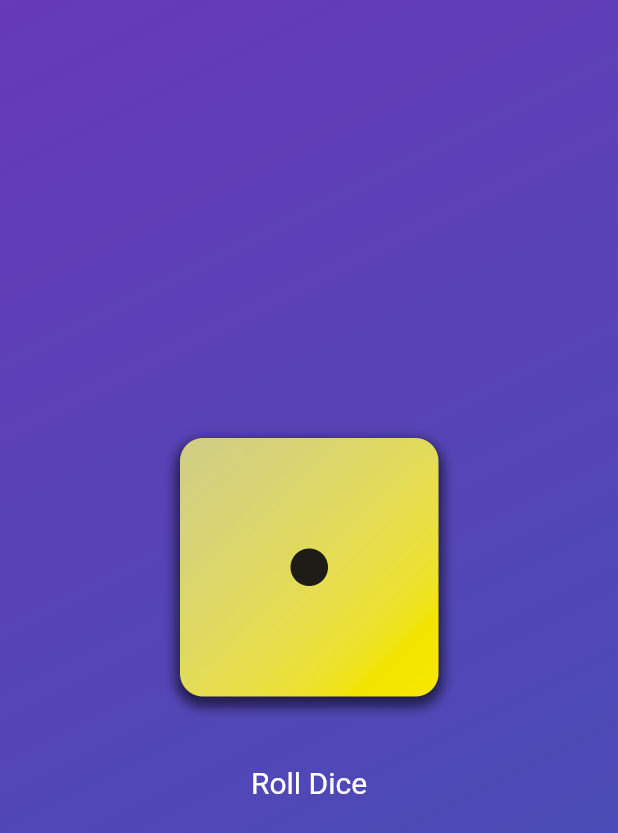
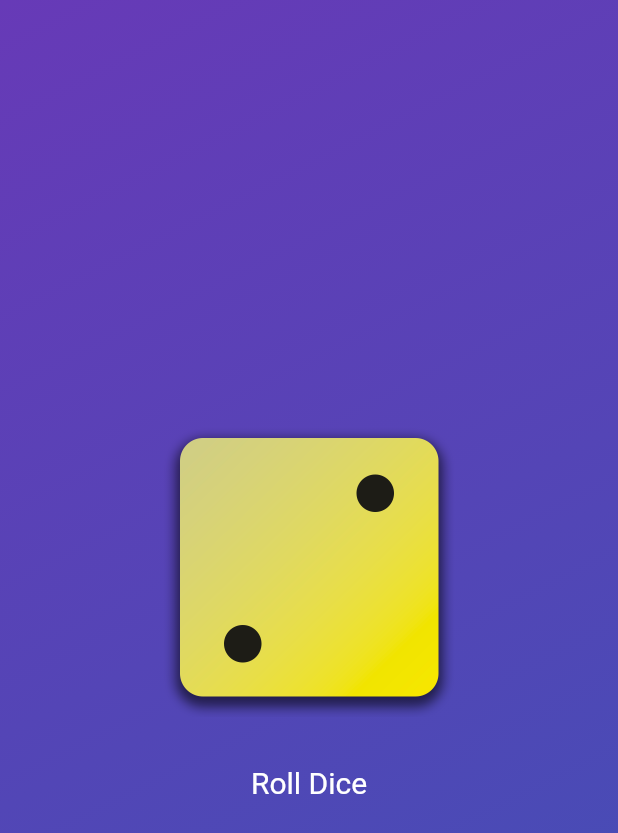
Before and after one commit to Louis-Gil/playground, a Flutter app: the screen it shows after launch, after a tap on "Roll Dice", on a phone screen of 412 x 824 dp. Shown: the top 833 px of the screen. Run offline on Flutter 3.47's test engine with Material 2 defaults, Android fonts, the phone set to English and light mode, and no system bars.

Commit message:
feat : Add dice_roller to change state

```diff
--- /dev/null
+++ b/flutter_guild/roll_dice/lib/dice_roller.dart
@@ -0,0 +1,41 @@
+import 'package:flutter/material.dart';
+
+class DiceRoller extends StatefulWidget {
+  const DiceRoller({super.key});
+
+  @override
+  State<DiceRoller> createState() {
+    return _DiceRollerState();
+  }
+}
+
+class _DiceRollerState extends State<DiceRoller> {
+  var activeDiceImage = 'assets/images/dice-1.png';
+
+  void rollDice() {
+    setState(() {
+      activeDiceImage = 'assets/images/dice-2.png';
+    });
+  }
+
+  @override
+  Widget build(context) {
+    return Column(
+      mainAxisSize: MainAxisSize.min,
+      children: [
+        Image.asset(activeDiceImage, width: 200),
+        const SizedBox(height: 20),
+        TextButton(
+          onPressed: rollDice,
+          style: TextButton.styleFrom(
+              // padding: const EdgeInsets.all(16),
+              foregroundColor: Colors.white,
+              textStyle: const TextStyle(
+                fontSize: 20,
+              )),
+          child: const Text('Roll Dice'),
+        )
+      ],
+    );
+  }
+}
--- a/flutter_guild/roll_dice/lib/gradient_container.dart
+++ b/flutter_guild/roll_dice/lib/gradient_container.dart
@@ -1,9 +1,9 @@
 import 'package:flutter/material.dart';
+
+import 'package:roll_dice/dice_roller.dart';
 
 const startAlignment = Alignment.topLeft;
 const endAlignment = Alignment.bottomRight;
-
-void rollDice() {}
 
 class GradientContainer extends StatelessWidget {
   const GradientContainer(this.color1, this.color2, {super.key});
@@ -24,24 +24,8 @@ class GradientContainer extends StatelessWidget {
           end: endAlignment,
         ),
       ),
-      child: Center(
-        child: Column(
-          mainAxisSize: MainAxisSize.min,
-          children: [
-            Image.asset('assets/images/dice-1.png', width: 200),
-            const SizedBox(height: 20),
-            TextButton(
-              onPressed: rollDice,
-              style: TextButton.styleFrom(
-                  // padding: const EdgeInsets.all(16),
-                  foregroundColor: Colors.white,
-                  textStyle: const TextStyle(
-                    fontSize: 20,
-                  )),
-              child: const Text('Roll Dice'),
-            )
-          ],
-        ),
+      child: const Center(
+        child: DiceRoller(),
       ),
     );
   }
```
